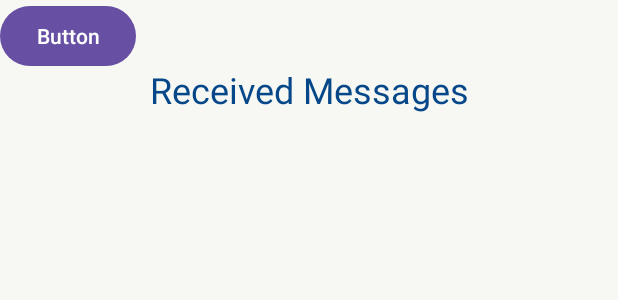
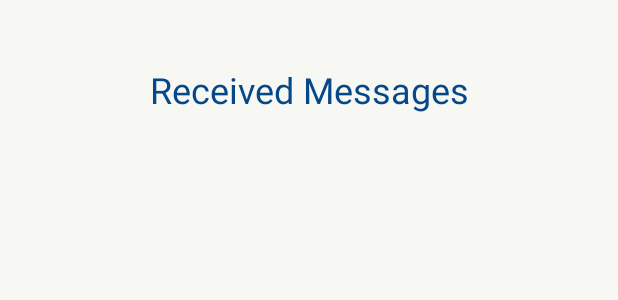
Before and after one commit to WX61-Grupo2-AplicacionesMoviles/MobileApp-Plusroom, an Android app: the layout activity_received_message.xml on its own in the app's theme, with its tools: preview values and no code run, on a phone screen of 412 x 824 dp. Shown: the top 300 px of the screen. Run offline under Robolectric (Android 15) with nearby library versions, the phone set to English and light mode, and no system bars.

```diff
--- a/app/src/main/AndroidManifest.xml
+++ b/app/src/main/AndroidManifest.xml
@@ -12,6 +12,9 @@
         android:supportsRtl="true"
         android:theme="@style/Theme.MobileAppPlusroom"
         tools:targetApi="31">
+        <activity
+            android:name=".PostActivity"
+            android:exported="false" />
         <activity
             android:name=".ProfileActivity"
             android:exported="false" />
--- a/app/src/main/res/layout/activity_received_message.xml
+++ b/app/src/main/res/layout/activity_received_message.xml
@@ -33,12 +33,4 @@
         app:layout_constraintStart_toStartOf="parent"
         app:layout_constraintTop_toBottomOf="@+id/tvReceivedMessage" />
 
-    <Button
-        android:id="@+id/button5"
-        android:layout_width="wrap_content"
-        android:layout_height="wrap_content"
-        android:text="Button"
-        tools:layout_editor_absoluteX="286dp"
-        tools:layout_editor_absoluteY="663dp" />
-
 </androidx.constraintlayout.widget.ConstraintLayout>
```
